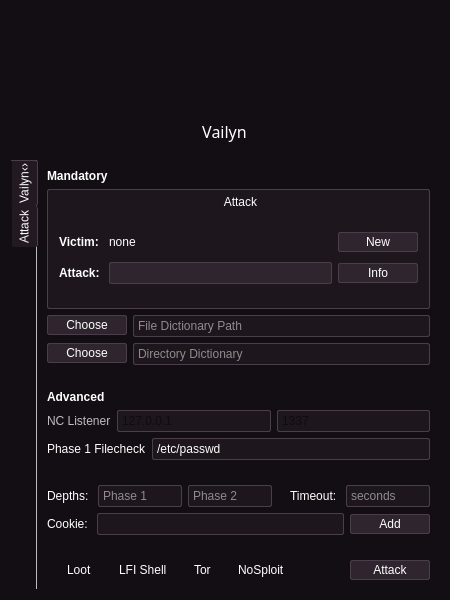
The window that core/qt5/Main.ui (VainlyStrain/Vailyn) describes before a commit, drawn with Qt 5.
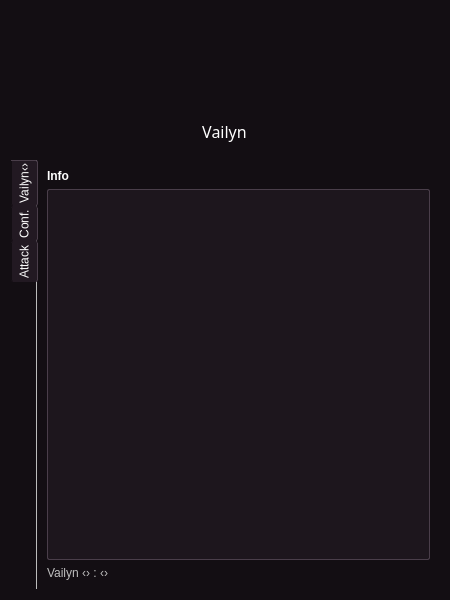
The same window after the commit. Icons and pictures are not drawn.

Patch:
```diff
--- a/core/qt5/Main.ui
+++ b/core/qt5/Main.ui
@@ -715,6 +715,14 @@
 selection-background-color: #271d27;
 }
 
+QTextBrowser {
+border: 1px solid #4a3e4a;
+padding: 2;
+border-radius: 2px;
+background-color: #1d161d;
+selection-background-color: #271d27;
+}
+
 QLineEdit {
 border: 1px solid #4a3e4a;
 padding: 2;
@@ -959,7 +967,7 @@
           <property name="tabBarAutoHide">
            <bool>false</bool>
           </property>
-          <widget class="QWidget" name="configTab">
+          <widget class="QWidget" name="titleTab">
            <attribute name="icon">
             <iconset>
              <normaloff>icons/tid.png</normaloff>icons/tid.png</iconset>
@@ -969,6 +977,55 @@
            </attribute>
            <layout class="QVBoxLayout" name="verticalLayout_tab5">
             <item>
+             <layout class="QVBoxLayout" name="verticalLayout_4">
+              <item>
+               <widget class="QLabel" name="infoLabel">
+                <property name="font">
+                 <font>
+                  <weight>75</weight>
+                  <bold>true</bold>
+                 </font>
+                </property>
+                <property name="text">
+                 <string>Info</string>
+                </property>
+               </widget>
+              </item>
+              <item>
+               <widget class="QTextBrowser" name="textBrowser">
+                <property name="openLinks">
+                 <bool>false</bool>
+                </property>
+               </widget>
+              </item>
+              <item>
+               <layout class="QHBoxLayout" name="horizontalLayout_3">
+                <item>
+                 <widget class="QLabel" name="versionLabel">
+                  <property name="enabled">
+                   <bool>false</bool>
+                  </property>
+                  <property name="text">
+                   <string>Vailyn ‹› : ‹›</string>
+                  </property>
+                 </widget>
+                </item>
+               </layout>
+              </item>
+             </layout>
+            </item>
+           </layout>
+          </widget>
+          <widget class="QWidget" name="configTab">
+           <attribute name="icon">
+            <iconset>
+             <normaloff>icons/Vailyn.png</normaloff>icons/Vailyn.png</iconset>
+           </attribute>
+           <attribute name="title">
+            <string notr="true">Conf.</string>
+           </attribute>
+           <layout class="QVBoxLayout" name="verticalLayout_tab5">
+            <item>
              <widget class="QLabel" name="mandatoryLabel">
               <property name="font">
                <font>
```
Left out of the diff: 2 changed lines with no effect on the pictures.
